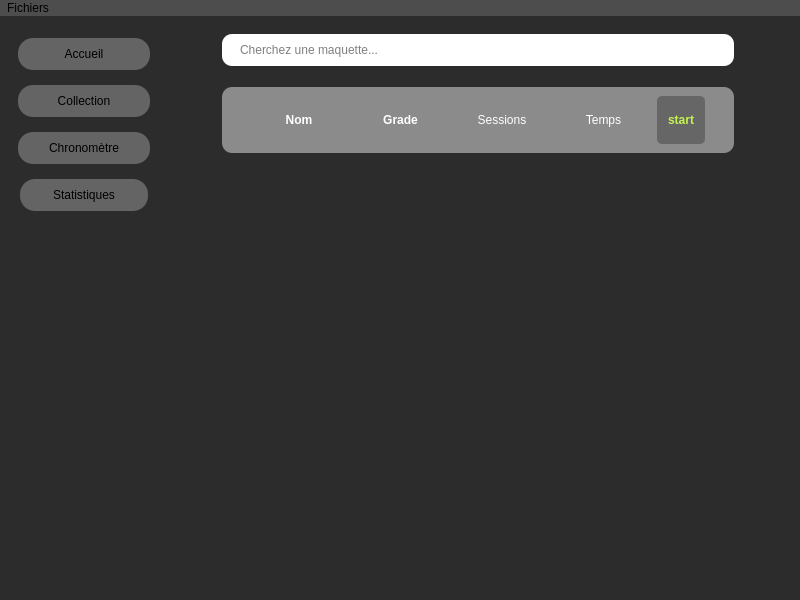
First picture: the form in gui/MonkeyWindow.ui, repository COALA-sftwr/monkey-model-kits, before the edit.
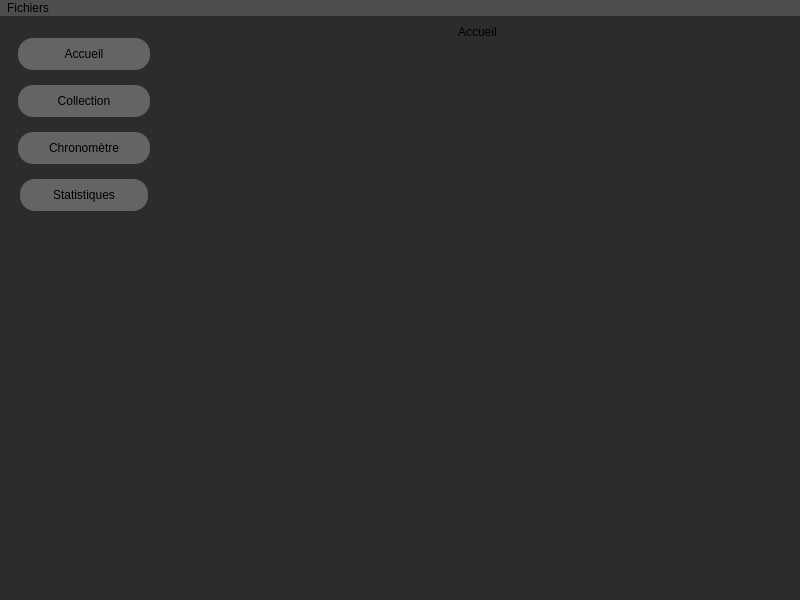
Second picture: the form after the edit. The open tabs and pages were chosen to show the change.

Commit message: {add}[Run]: Added page-switching function.

Diff of the .ui file:
```diff
--- a/gui/MonkeyWindow.ui
+++ b/gui/MonkeyWindow.ui
@@ -180,7 +180,19 @@
       </layout>
      </widget>
     </item>
-    <item alignment="Qt::AlignTop">
+    <item>
+     <layout class="QVBoxLayout" name="verticalLayout_6">
+      <item alignment="Qt::AlignHCenter|Qt::AlignVCenter">
+       <widget class="QLabel" name="pageLabel">
+        <property name="enabled">
+         <bool>true</bool>
+        </property>
+        <property name="text">
+         <string>Accueil</string>
+        </property>
+       </widget>
+      </item>
+      <item>
      <widget class="QStackedWidget" name="stackedWidget">
       <property name="currentIndex">
        <number>0</number>
@@ -413,8 +425,18 @@
         </item>
        </layout>
       </widget>
-      <widget class="QWidget" name="page_2"/>
-     </widget>
+        <widget class="QWidget" name="CollectionPage">
+         <layout class="QVBoxLayout" name="verticalLayout_7"/>
+        </widget>
+        <widget class="QWidget" name="StopWatchPage">
+         <layout class="QVBoxLayout" name="verticalLayout_9"/>
+        </widget>
+        <widget class="QWidget" name="StatisticsPage">
+         <layout class="QVBoxLayout" name="verticalLayout_10"/>
+        </widget>
+       </widget>
+      </item>
+     </layout>
     </item>
    </layout>
   </widget>
```
Left out of the diff: 12 changed lines with no effect on the pictures. Lines whose indentation alone changed are shown as unchanged. The commit also changes 2 other files.
